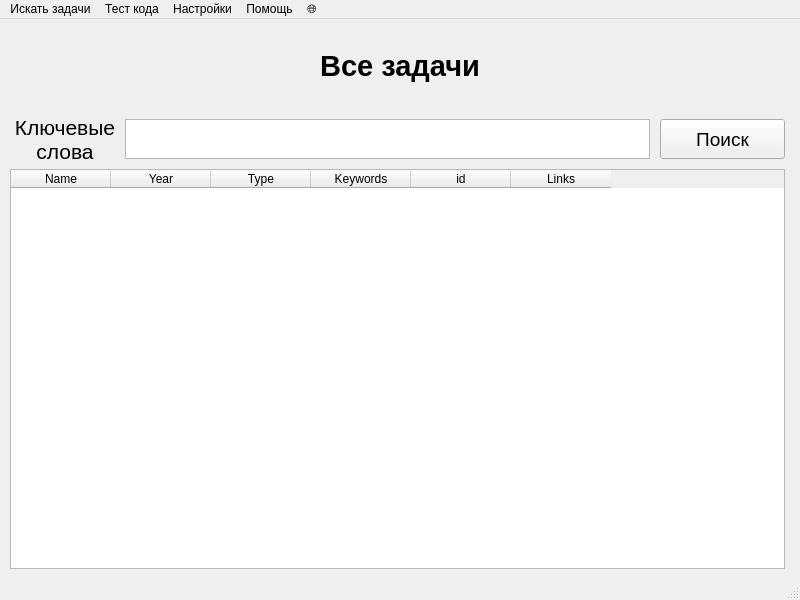
Qt form LyceumSearch.ui (pworty/LyceumSearch) before a commit.
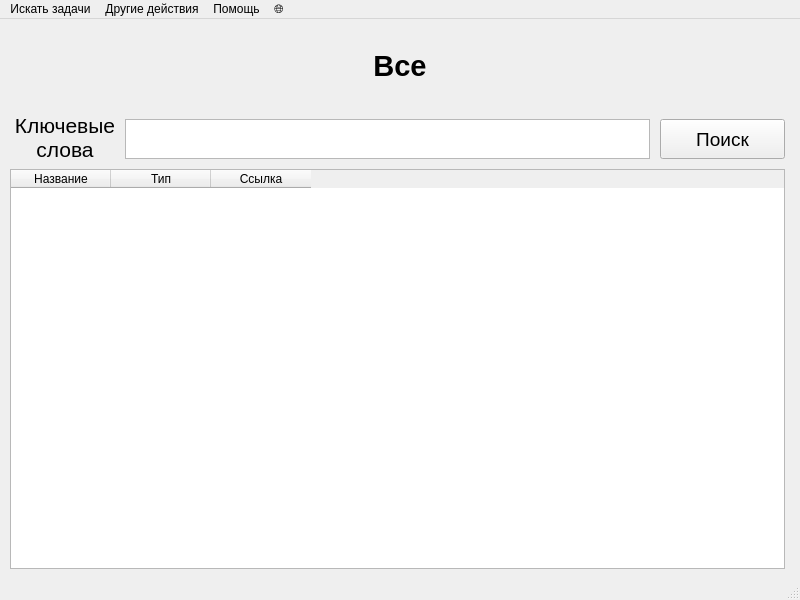
The same form after that commit.

Commit message:
-Removed Code test +Added database update UI +Adjusted UI a bit +Added an option to switch languages (for aesthetics only, as the users are expected to be Russian)
-Убран тестировщик кода
+Добавлен интерфейс для обновления БД
+Улучшен пользовательский интерфейс
+Добавлена возможность менять языки (только для эстетики, так как программа разработана для рускоязычных пользователей)

```diff
--- a/LyceumSearch.ui
+++ b/LyceumSearch.ui
@@ -36,7 +36,7 @@
     <property name="geometry">
      <rect>
       <x>10</x>
-      <y>80</y>
+      <y>78</y>
       <width>110</width>
       <height>80</height>
      </rect>
@@ -75,9 +75,9 @@
    <widget class="QLabel" name="lblSection">
     <property name="geometry">
      <rect>
-      <x>200</x>
+      <x>50</x>
       <y>7</y>
-      <width>400</width>
+      <width>700</width>
       <height>80</height>
      </rect>
     </property>
@@ -90,7 +90,7 @@
      </font>
     </property>
     <property name="text">
-     <string>Все задачи</string>
+     <string>Все</string>
     </property>
     <property name="alignment">
      <set>Qt::AlignCenter</set>
@@ -106,36 +106,21 @@
      </rect>
     </property>
     <property name="columnCount">
-     <number>6</number>
+     <number>3</number>
     </property>
     <column>
      <property name="text">
-      <string>Name</string>
+      <string>Название</string>
      </property>
     </column>
     <column>
      <property name="text">
-      <string>Year</string>
+      <string>Тип</string>
      </property>
     </column>
     <column>
      <property name="text">
-      <string>Type</string>
-     </property>
-    </column>
-    <column>
-     <property name="text">
-      <string>Keywords</string>
-     </property>
-    </column>
-    <column>
-     <property name="text">
-      <string>id</string>
-     </property>
-    </column>
-    <column>
-     <property name="text">
-      <string>Links</string>
+      <string>Ссылка</string>
      </property>
     </column>
    </widget>
@@ -150,7 +135,7 @@
      <height>22</height>
     </rect>
    </property>
-   <widget class="QMenu" name="menuSearch">
+   <widget class="QMenu" name="menuSearchProblems">
     <property name="title">
      <string>Искать задачи</string>
     </property>
@@ -189,11 +174,6 @@
     <addaction name="menuFirstYear"/>
     <addaction name="menuSecondYear"/>
    </widget>
-   <widget class="QMenu" name="menuCodeTest">
-    <property name="title">
-     <string>Тест кода</string>
-    </property>
-   </widget>
    <widget class="QMenu" name="menuLanguage">
     <property name="title">
      <string>🌐</string>
@@ -208,16 +188,15 @@
     </property>
     <addaction name="actionOpenTutorial"/>
    </widget>
-   <widget class="QMenu" name="menuSettings">
+   <widget class="QMenu" name="menuOtherActions">
     <property name="title">
-     <string>Настройки</string>
+     <string>Другие действия</string>
     </property>
     <addaction name="actionOpenDBUpdater"/>
     <addaction name="actionResetAll"/>
    </widget>
-   <addaction name="menuSearch"/>
-   <addaction name="menuCodeTest"/>
-   <addaction name="menuSettings"/>
+   <addaction name="menuSearchProblems"/>
+   <addaction name="menuOtherActions"/>
    <addaction name="menuHelp"/>
    <addaction name="menuLanguage"/>
   </widget>
```
Left out of the diff: 32 changed lines with no effect on the pictures. The commit also changes 10 other files.
